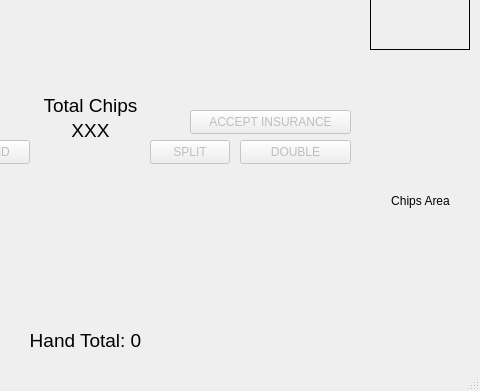
The window that CountingBlackjack/mainwindow.ui (LandenHughes/QTCasinoGame) describes before a commit, drawn with Qt 5; both pictures show x 320 to 800 and y 209 to 600 of the 800 by 600 pixel window.
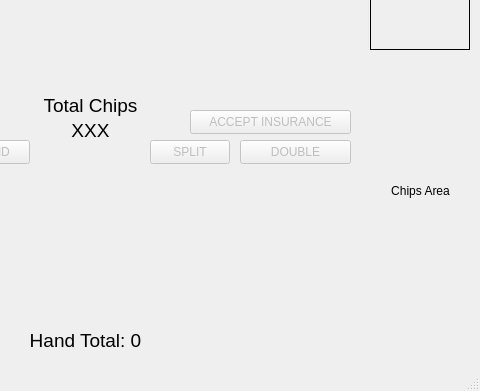
The same window after the commit.

Patch:
```diff
--- a/CountingBlackjack/mainwindow.ui
+++ b/CountingBlackjack/mainwindow.ui
@@ -71,7 +71,7 @@
     <property name="geometry">
      <rect>
       <x>690</x>
-      <y>260</y>
+      <y>250</y>
       <width>101</width>
       <height>261</height>
      </rect>
```
Left out of the diff: 2 changed lines with no effect on the pictures.
